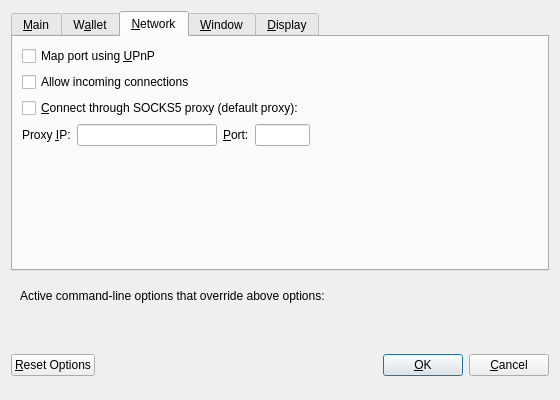
Qt form src/qt/forms/optionsdialog.ui (dobbscoin/dobbscoin-source) before a commit.
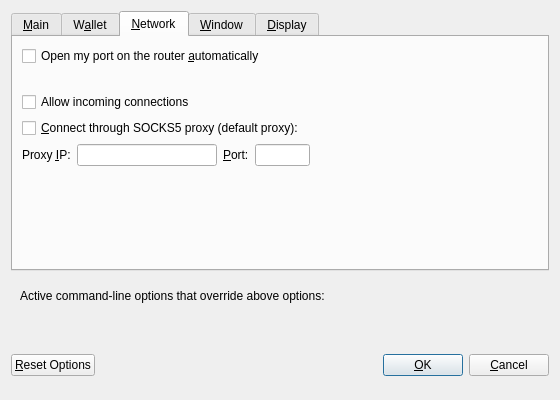
The same form after that commit. The open tabs and pages were chosen to show the change. Custom widgets are drawn as their Qt base class.

Commit message: qt: one port-mapping checkbox, plus a status line that says what happened

Diff of the .ui file:
```diff
--- a/src/qt/forms/optionsdialog.ui
+++ b/src/qt/forms/optionsdialog.ui
@@ -192,7 +192,17 @@
           <string>Automatically open the Dobbscoin client port on the router. This only works when your router supports UPnP and it is enabled.</string>
          </property>
          <property name="text">
-          <string>Map port using &amp;UPnP</string>
+          <string>Open my port on the router &amp;automatically</string>
+         </property>
+        </widget>
+       </item>
+       <item>
+        <widget class="QLabel" name="mapPortStatus">
+         <property name="styleSheet">
+          <string notr="true">QLabel { color: #808080; margin-left: 20px; }</string>
+         </property>
+         <property name="text">
+          <string/>
          </property>
         </widget>
        </item>
```
Left out of the diff: 2 changed lines with no effect on the pictures. The commit also changes 3 other files.
